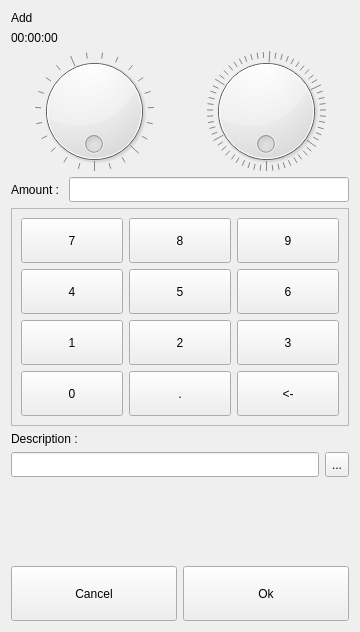
The window that dlgsettime.ui (ic005k/Knot-Legacy) describes before a commit, drawn with Qt 5.
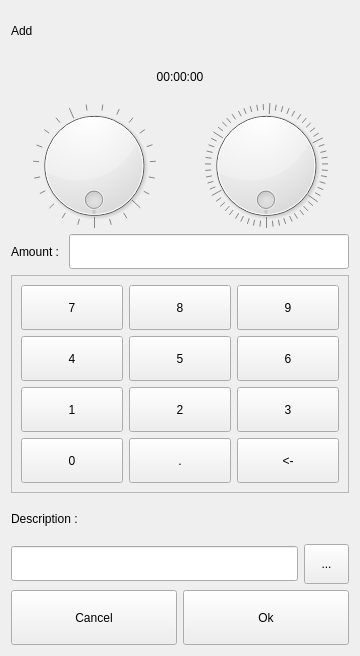
The same window after the commit.

The edit to the form file:
```diff
--- a/dlgsettime.ui
+++ b/dlgsettime.ui
@@ -7,40 +7,58 @@
     <x>0</x>
     <y>0</y>
     <width>360</width>
-    <height>632</height>
+    <height>656</height>
    </rect>
   </property>
   <property name="windowTitle">
    <string>Dialog</string>
   </property>
-  <layout class="QGridLayout" name="gridLayout_2">
-   <item row="0" column="0">
+  <layout class="QVBoxLayout" name="verticalLayout">
+   <item>
     <widget class="QLabel" name="lblTitle">
      <property name="text">
       <string>Add</string>
      </property>
     </widget>
    </item>
-   <item row="1" column="0">
+   <item>
     <widget class="QLabel" name="lblTime">
      <property name="text">
       <string>00:00:00</string>
      </property>
+     <property name="alignment">
+      <set>Qt::AlignCenter</set>
+     </property>
     </widget>
    </item>
-   <item row="2" column="0">
+   <item>
     <layout class="QHBoxLayout" name="horizontalLayout_8">
      <item>
       <widget class="QDial" name="dialH">
        <property name="minimumSize">
         <size>
          <width>0</width>
-         <height>120</height>
+         <height>125</height>
         </size>
        </property>
+       <property name="styleSheet">
+        <string notr="true"/>
+       </property>
        <property name="maximum">
         <number>23</number>
        </property>
+       <property name="tracking">
+        <bool>true</bool>
+       </property>
+       <property name="orientation">
+        <enum>Qt::Horizontal</enum>
+       </property>
+       <property name="invertedAppearance">
+        <bool>false</bool>
+       </property>
+       <property name="invertedControls">
+        <bool>false</bool>
+       </property>
        <property name="wrapping">
         <bool>true</bool>
        </property>
@@ -57,7 +75,7 @@
        <property name="minimumSize">
         <size>
          <width>0</width>
-         <height>120</height>
+         <height>125</height>
         </size>
        </property>
        <property name="maximum">
@@ -79,7 +97,7 @@
      </item>
     </layout>
    </item>
-   <item row="3" column="0">
+   <item>
     <layout class="QHBoxLayout" name="horizontalLayout_3">
      <item>
       <widget class="QLabel" name="label_3">
@@ -93,7 +111,7 @@
        <property name="minimumSize">
         <size>
          <width>0</width>
-         <height>25</height>
+         <height>35</height>
         </size>
        </property>
        <property name="text">
@@ -103,7 +121,7 @@
      </item>
     </layout>
    </item>
-   <item row="4" column="0">
+   <item>
     <widget class="QFrame" name="frame">
      <property name="frameShape">
       <enum>QFrame::StyledPanel</enum>
@@ -359,21 +377,21 @@
      </layout>
     </widget>
    </item>
-   <item row="5" column="0">
+   <item>
     <widget class="QLabel" name="lblDesc">
      <property name="text">
       <string>Description :</string>
      </property>
     </widget>
    </item>
-   <item row="6" column="0">
+   <item>
     <layout class="QHBoxLayout" name="horizontalLayout_2">
      <item>
       <widget class="QLineEdit" name="editDesc">
        <property name="minimumSize">
         <size>
          <width>0</width>
-         <height>25</height>
+         <height>35</height>
         </size>
        </property>
       </widget>
@@ -386,6 +404,12 @@
          <verstretch>0</verstretch>
         </sizepolicy>
        </property>
+       <property name="minimumSize">
+        <size>
+         <width>45</width>
+         <height>0</height>
+        </size>
+       </property>
        <property name="text">
         <string>...</string>
        </property>
@@ -393,20 +417,7 @@
      </item>
     </layout>
    </item>
-   <item row="7" column="0">
-    <spacer name="verticalSpacer">
-     <property name="orientation">
-      <enum>Qt::Vertical</enum>
-     </property>
-     <property name="sizeHint" stdset="0">
-      <size>
-       <width>20</width>
-       <height>40</height>
-      </size>
-     </property>
-    </spacer>
-   </item>
-   <item row="8" column="0">
+   <item>
     <layout class="QHBoxLayout" name="horizontalLayout">
      <item>
       <widget class="QToolButton" name="btnBack">
```
